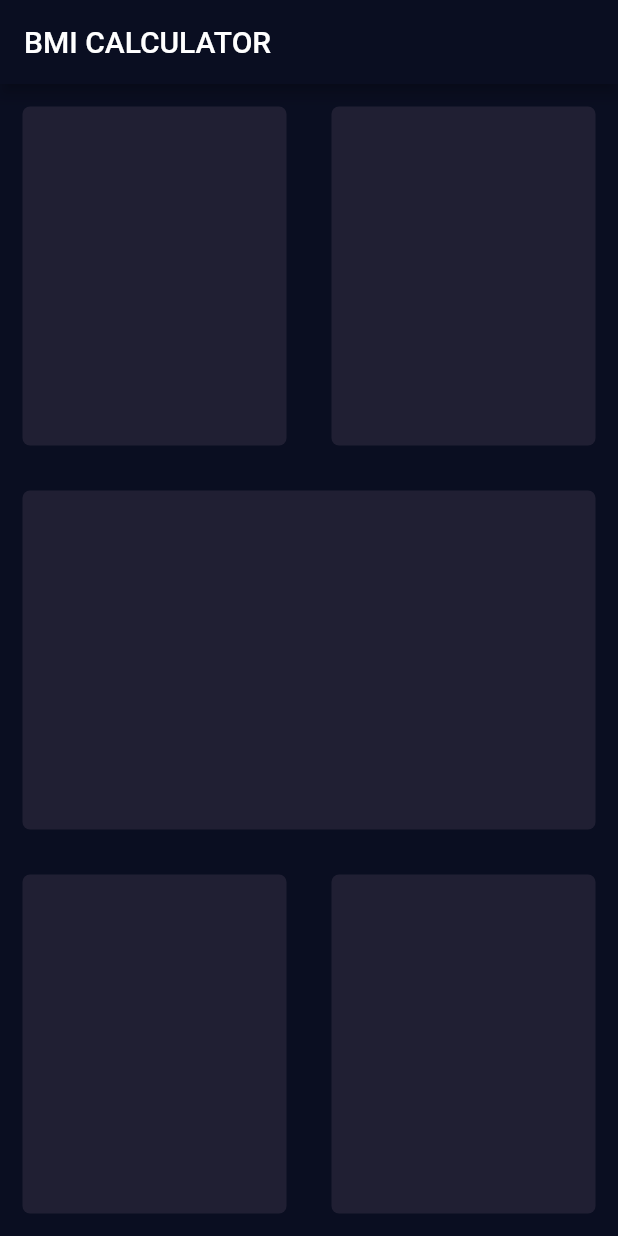
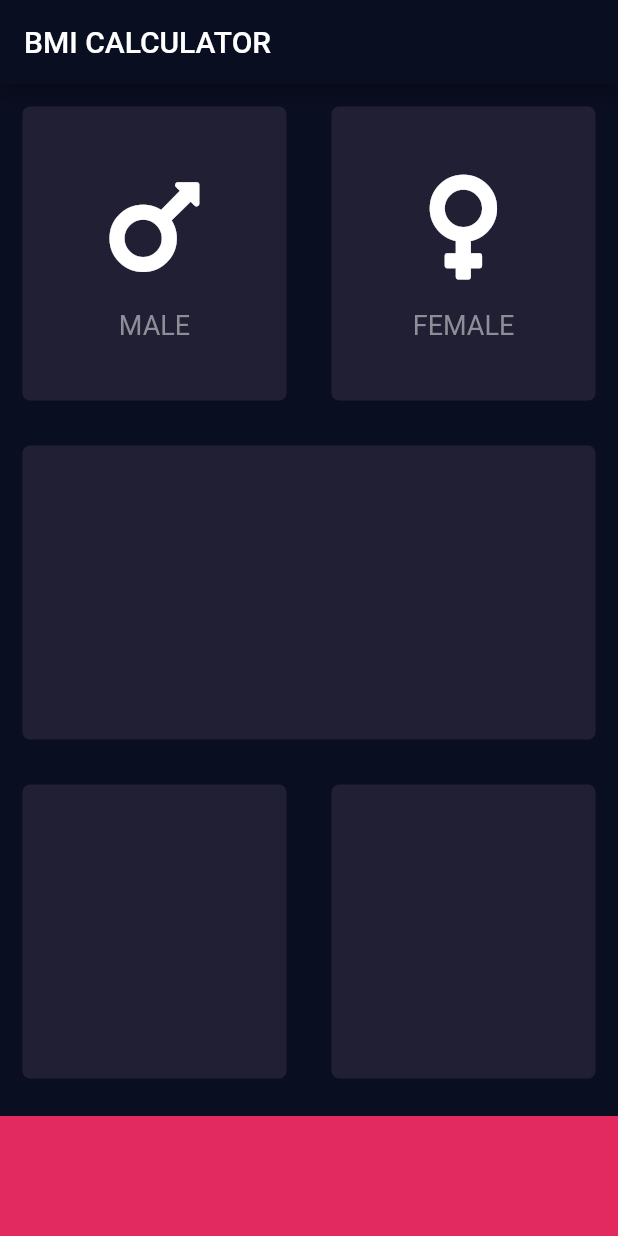
Before and after one commit to hummatli/bmi-calculator-flutter, a Flutter app: the screen it shows after launch, on a phone screen of 412 x 824 dp. Run offline on Flutter 3.47's test engine with Material 2 defaults, Android fonts, the phone set to English and light mode, and no system bars; our stand-ins replace font_awesome_flutter.

Commit message:
Add new card view

```diff
--- a/lib/input_page.dart
+++ b/lib/input_page.dart
@@ -1,4 +1,9 @@
 import 'package:flutter/material.dart';
+import 'package:font_awesome_flutter/font_awesome_flutter.dart';
+
+const bottomContainerHeight = 80.0;
+const color_card_view = Color(0xFF201F33);
+const color_bottom_container = Color(0xFFE22A60);
 
 class InputPage extends StatefulWidget {
   @override
@@ -13,34 +18,47 @@ class _InputPageState extends State<InputPage> {
         title: Text('BMI CALCULATOR'),
       ),
       body: SafeArea(
+        bottom: false,
         child: Column(
           children: <Widget>[
             Expanded(
               child: Row(
                 children: <Widget>[
                   MyCardView(
-                    color: Color(0xFF201F33),
+                    color: color_card_view,
+                    child: MyIconView(
+                      iconData: FontAwesomeIcons.mars,
+                      title: 'MALE',
+                    ),
                   ),
                   MyCardView(
-                    color: Color(0xFF201F33),
+                    color: color_card_view,
+                    child: MyIconView(
+                        title: 'FEMALE', iconData: FontAwesomeIcons.venus),
                   ),
                 ],
               ),
             ),
             MyCardView(
-              color: Color(0xFF201F33),
+              color: color_card_view,
             ),
             Expanded(
               child: Row(
                 children: <Widget>[
                   MyCardView(
-                    color: Color(0xFF201F33),
+                    color: color_card_view,
                   ),
                   MyCardView(
-                    color: Color(0xFF201F33),
+                    color: color_card_view,
                   ),
                 ],
               ),
+            ),
+            Container(
+              color: color_bottom_container,
+              margin: EdgeInsets.only(top: 10.0),
+              width: double.infinity,
+              height: bottomContainerHeight,
             ),
           ],
         ),
@@ -49,15 +67,45 @@ class _InputPageState extends State<InputPage> {
   }
 }
 
+class MyIconView extends StatelessWidget {
+  final IconData iconData;
+  final String title;
+
+  MyIconView({@required this.title, @required this.iconData});
+
+  @override
+  Widget build(BuildContext context) {
+    return Column(
+      mainAxisAlignment: MainAxisAlignment.center,
+      children: <Widget>[
+        Icon(
+          iconData,
+          size: 80.0,
+        ),
+        SizedBox(height: 15.0),
+        Text(
+          title,
+          style: TextStyle(
+            color: Color(0xFF8D8E98),
+            fontSize: 18.0,
+          ),
+        )
+      ],
+    );
+  }
+}
+
 class MyCardView extends StatelessWidget {
   final Color color;
+  final Widget child;
 
-  MyCardView({@required this.color});
+  MyCardView({@required this.color, this.child});
 
   @override
   Widget build(BuildContext context) {
     return Expanded(
       child: Container(
+        child: child,
         margin: EdgeInsets.all(15.0),
         decoration: BoxDecoration(
           color: color,
--- a/pubspec.yaml
+++ b/pubspec.yaml
@@ -11,6 +11,7 @@ dependencies:
     sdk: flutter
 
   cupertino_icons: ^0.1.2
+  font_awesome_flutter: ^8.7.0
 
 dev_dependencies:
   flutter_test:
```
